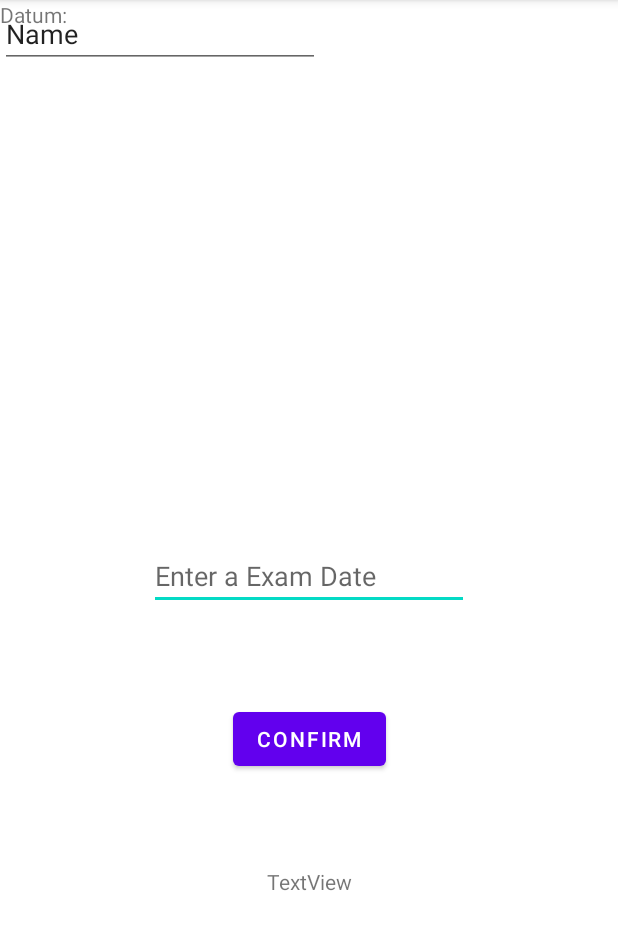
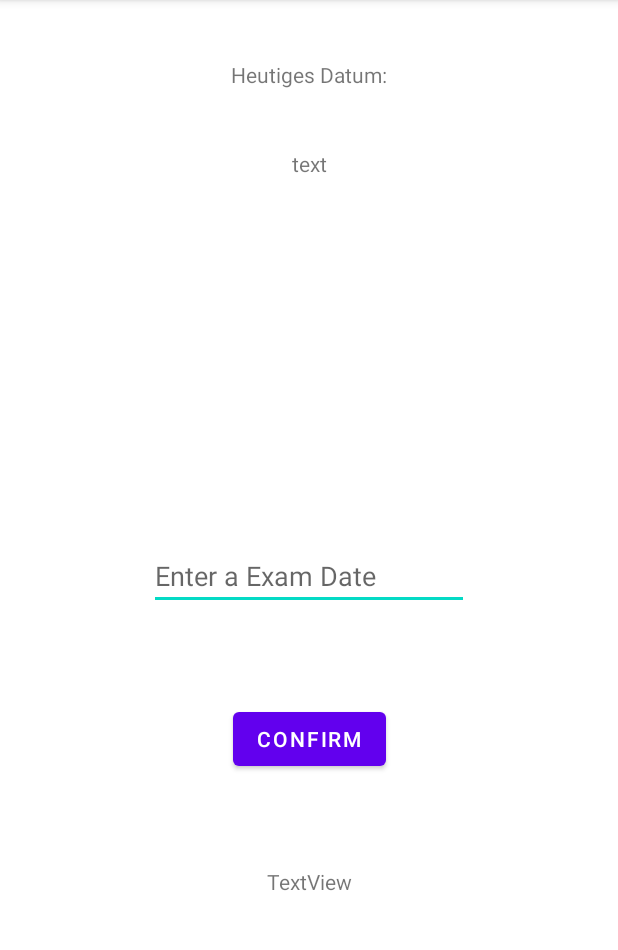
Before and after one commit to felixmeyjr/ExamTrackerAndMore, an Android app: the screen it shows after launch (MainActivity), on a phone screen of 412 x 824 dp, the part 84-1034 px from its top. Run offline under Robolectric (Android 15) with nearby library versions, the phone set to English and light mode, and no system bars.

Commit message:
edited README.md and put some constraints on MP

```diff
--- a/app/src/main/res/layout/activity_main.xml
+++ b/app/src/main/res/layout/activity_main.xml
@@ -42,18 +42,21 @@
         android:id="@+id/CurrentDatetextView"
         android:layout_width="wrap_content"
         android:layout_height="wrap_content"
-        android:text="Datum:"
-        tools:layout_editor_absoluteX="51dp"
-        tools:layout_editor_absoluteY="68dp" />
+        android:text="Heutiges Datum:"
+        app:layout_constraintBottom_toTopOf="@+id/currentDateTextView"
+        app:layout_constraintEnd_toEndOf="parent"
+        app:layout_constraintStart_toStartOf="parent"
+        app:layout_constraintTop_toTopOf="parent" />
 
-    <EditText
-        android:id="@+id/editTextTextPersonName"
+    <TextView
+        android:id="@+id/currentDateTextView"
         android:layout_width="wrap_content"
         android:layout_height="wrap_content"
-        android:ems="10"
-        android:inputType="textPersonName"
-        android:text="Name"
-        tools:layout_editor_absoluteX="111dp"
-        tools:layout_editor_absoluteY="55dp" />
+        android:layout_marginBottom="550dp"
+        android:text="text"
+        app:layout_constraintBottom_toBottomOf="parent"
+        app:layout_constraintEnd_toEndOf="parent"
+        app:layout_constraintStart_toStartOf="parent"
+        app:layout_constraintTop_toTopOf="parent" />
 
 </androidx.constraintlayout.widget.ConstraintLayout>
```
Also changed, not shown: 1 other file.
